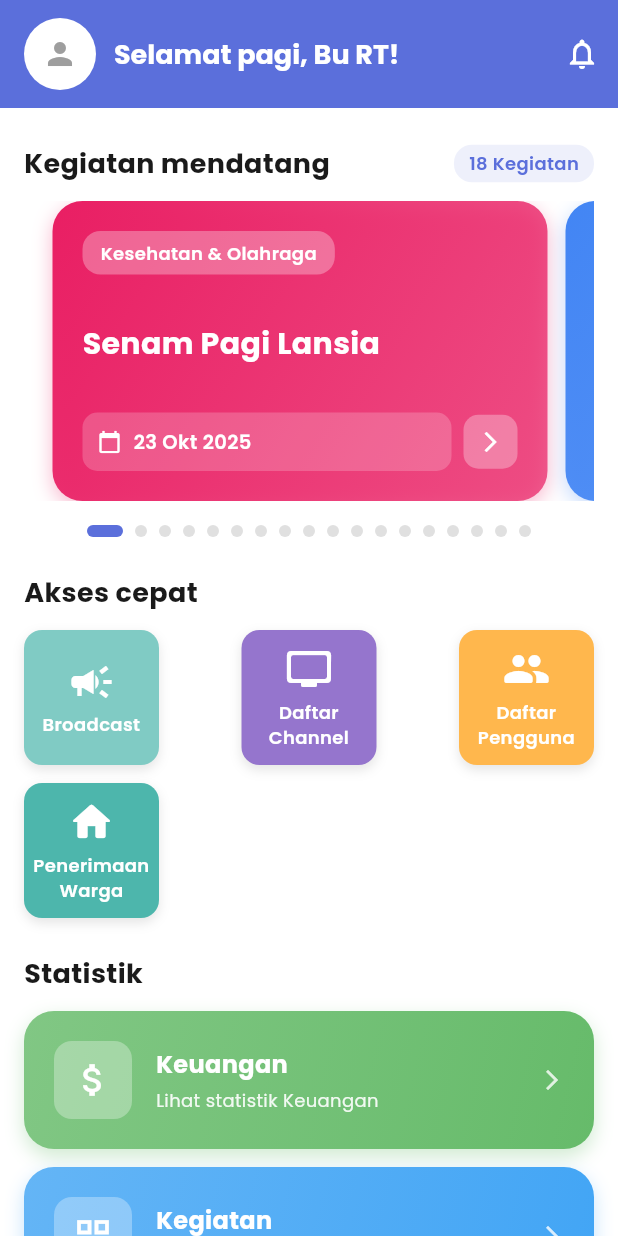
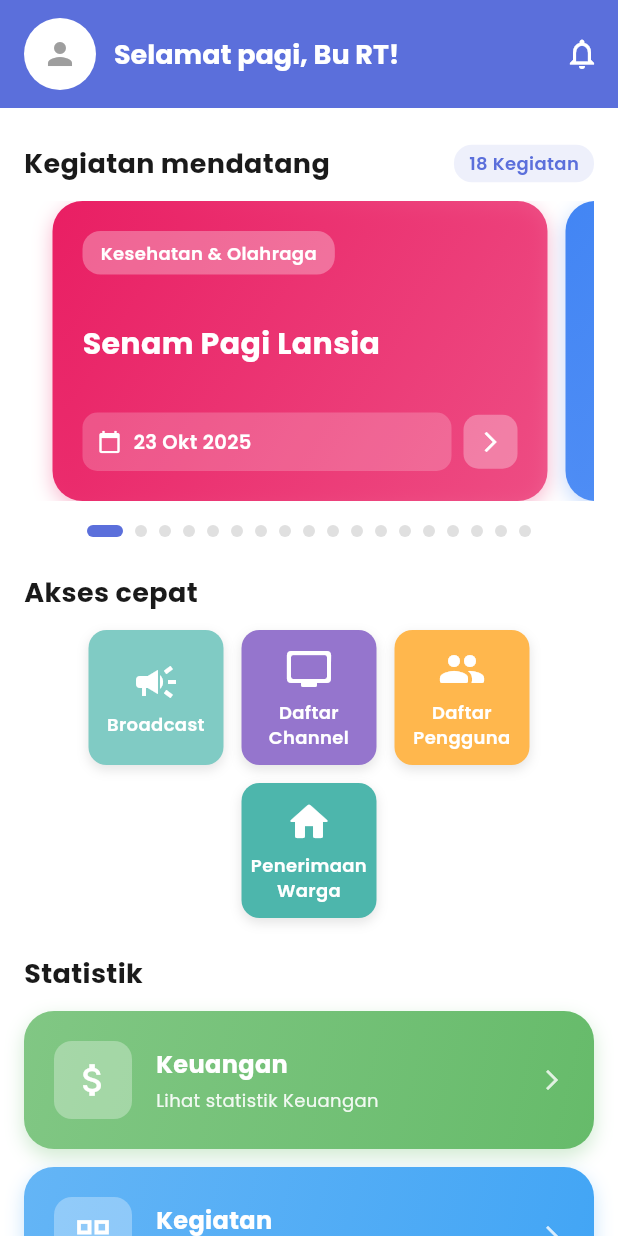
Before and after one commit to Ruphasa/Pentagram, a Flutter app: the Dashboard screen opened directly, on a phone screen of 412 x 824 dp. Run offline on Flutter 3.47's test engine with Material 3 defaults, Android fonts, the phone set to English and light mode, and no system bars; our stand-ins replace firebase_core, fl_chart, google_fonts; accounts and stored records are empty.

Commit message:
Feat : centering quick access item

```diff
--- a/lib/pages/dashboard/dashboard.dart
+++ b/lib/pages/dashboard/dashboard.dart
@@ -267,7 +267,7 @@ class _DashboardState extends State<Dashboard> {
           ),
           const SizedBox(height: 12),
           Row(
-            mainAxisAlignment: MainAxisAlignment.spaceBetween,
+            mainAxisAlignment: MainAxisAlignment.center,
             children: [
               QuickAccessCard(
                 color: const Color(0xFF80CBC4),
@@ -277,6 +277,7 @@ class _DashboardState extends State<Dashboard> {
                   Navigator.pushNamed(context, '/broadcast');
                 },
               ),
+              const SizedBox(width: 12),
               QuickAccessCard(
                 color: const Color(0xFF9575CD),
                 icon: Icons.tv_rounded,
@@ -290,6 +291,7 @@ class _DashboardState extends State<Dashboard> {
                   );
                 },
               ),
+              const SizedBox(width: 12),
               QuickAccessCard(
                 color: const Color(0xFFFFB74D),
                 icon: Icons.group_rounded,
@@ -307,7 +309,7 @@ class _DashboardState extends State<Dashboard> {
           ),
           const SizedBox(height: 12),
           Row(
-            mainAxisAlignment: MainAxisAlignment.spaceBetween,
+            mainAxisAlignment: MainAxisAlignment.center,
             children: [
               QuickAccessCard(
                 color: const Color(0xFF4DB6AC),
@@ -322,8 +324,6 @@ class _DashboardState extends State<Dashboard> {
                   );
                 },
               ),
-              const SizedBox(width: 8), // Placeholder untuk menjaga layout
-              const SizedBox(width: 8), // Placeholder untuk menjaga layout
             ],
           ),
         ],
```
